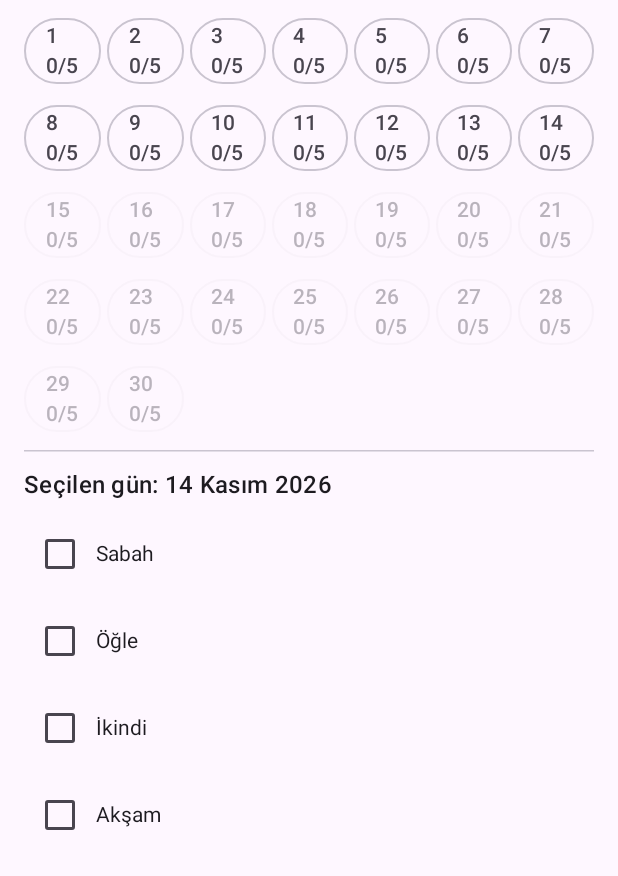
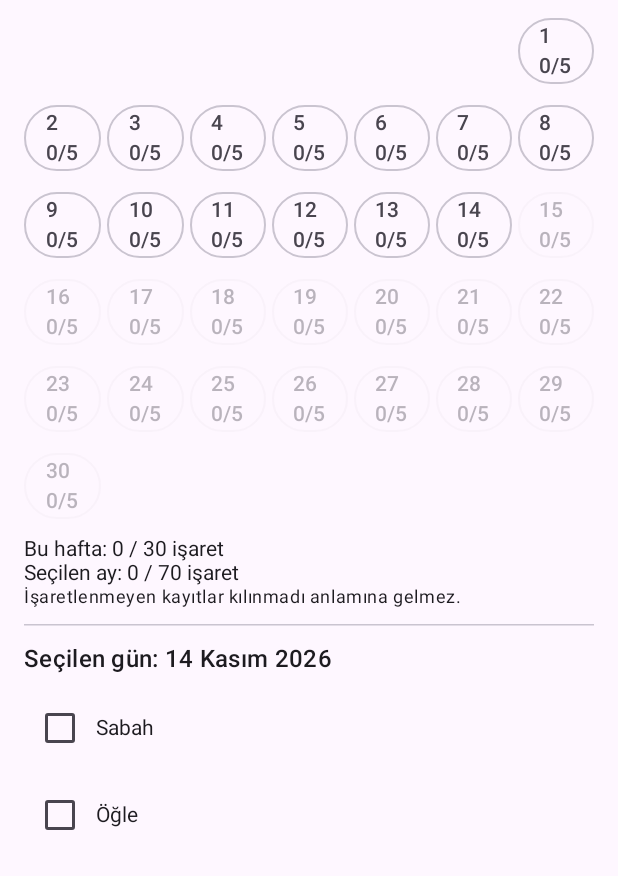
Before and after one commit to caglar-yildiz/Namaz, an Android app built with Jetpack Compose: the composable WorshipHistoryScreen shown on its own in the app's theme, on a phone screen of 412 x 824 dp, the part 360-1236 px from its top. Run offline under Robolectric (Android 15) with nearby library versions, the phone set to English and light mode, and no system bars.

Commit message:
feat: calendar weekday offset and weekly monthly prayer totals

```diff
--- a/app/src/main/java/com/namaz/app/WorshipHistoryScreen.kt
+++ b/app/src/main/java/com/namaz/app/WorshipHistoryScreen.kt
@@ -28,6 +28,11 @@ fun WorshipHistoryScreen() {
     val startOfWeek = today.minusDays((today.dayOfWeek.value - DayOfWeek.MONDAY.value).toLong())
     val week = (0..6).map { startOfWeek.plusDays(it.toLong()) }
     val monthDays = (1..month.lengthOfMonth()).map { month.atDay(it) }
+    val cells: List<LocalDate?> = List(month.atDay(1).dayOfWeek.value - 1) { null } + monthDays
+    val weekDates = week.filter { !it.isAfter(today) }
+    val monthDates = monthDays.filter { !it.isAfter(today) }
+    val weeklyTotal = weekDates.sumOf { day -> WorshipStore.prayers.count { WorshipStore.completed(context, day, it) } }
+    val monthlyTotal = monthDates.sumOf { day -> WorshipStore.prayers.count { WorshipStore.completed(context, day, it) } }
 
     LazyColumn(contentPadding = PaddingValues(16.dp),
         verticalArrangement = Arrangement.spacedBy(10.dp)) {
@@ -60,9 +65,10 @@ fun WorshipHistoryScreen() {
             }
         }
         item { Text("Aylık kayıtlar (gün / tamamlanan namaz)", style = MaterialTheme.typography.titleMedium) }
-        items(monthDays.chunked(7)) { days ->
+        items(cells.chunked(7)) { days ->
             Row(horizontalArrangement = Arrangement.spacedBy(4.dp)) {
                 days.forEach { date ->
+                    if (date == null) { Spacer(Modifier.weight(1f)) } else {
                     val completed = WorshipStore.prayers.count {
                         WorshipStore.completed(context, date, it)
                     }
@@ -72,9 +78,14 @@ fun WorshipHistoryScreen() {
                         contentPadding = PaddingValues(2.dp),
                         modifier = Modifier.weight(1f)
                     ) { Text("${date.dayOfMonth}\n$completed/5") }
+                    }
                 }
                 repeat(7 - days.size) { Spacer(Modifier.weight(1f)) }
             }
+        }
+        item { Text("Bu hafta: $weeklyTotal / ${weekDates.size * 5} işaret")
+            Text("Seçilen ay: $monthlyTotal / ${monthDates.size * 5} işaret")
+            Text("İşaretlenmeyen kayıtlar kılınmadı anlamına gelmez.", style = MaterialTheme.typography.bodySmall)
         }
         item { HorizontalDivider() }
         item { Text("Seçilen gün: ${selected.format(format)}", style = MaterialTheme.typography.titleMedium) }
```
